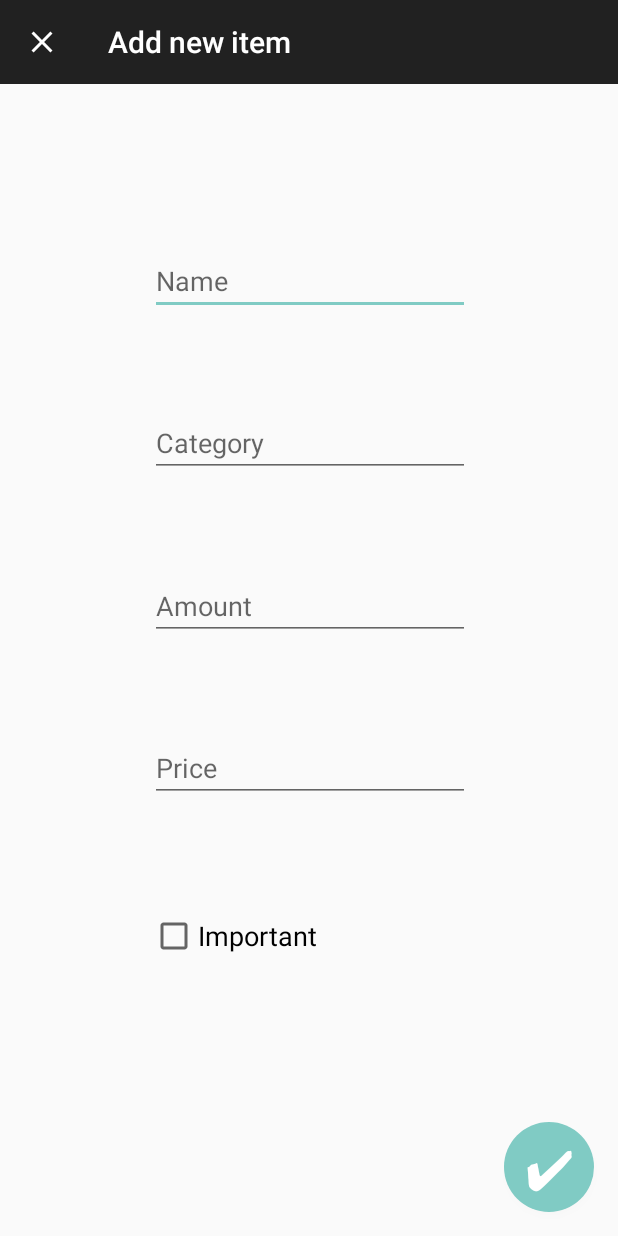
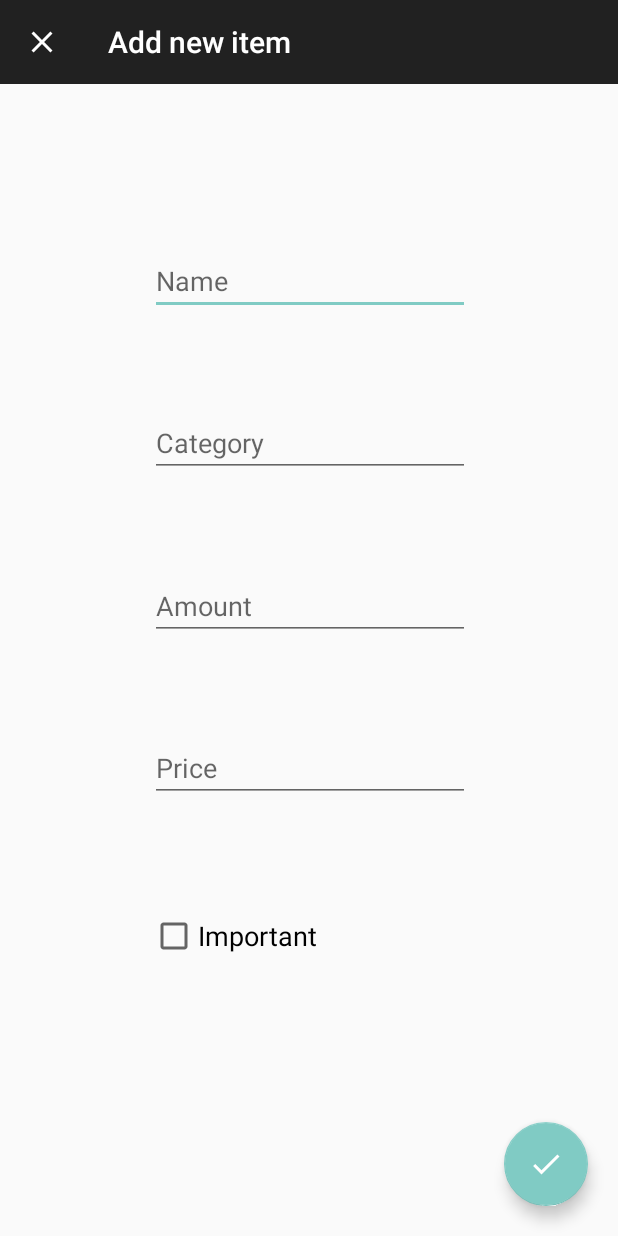
Before and after one commit to Heinenen/ShoppingListAndroid, an Android app: the AddItemActivity screen opened directly, with no data from a screen before it, on a phone screen of 412 x 824 dp. Run offline under Robolectric (Android 15) with nearby library versions, the phone set to English and light mode, and no system bars.

Commit message:
* fully implemented FloatingActionButtons

```diff
--- a/app/src/main/java/smg/shoppinglistapp/AddItemActivity.java
+++ b/app/src/main/java/smg/shoppinglistapp/AddItemActivity.java
@@ -2,11 +2,11 @@ package smg.shoppinglistapp;
 
 import android.content.Intent;
 import android.os.Bundle;
+import android.support.design.widget.FloatingActionButton;
 import android.support.v7.app.AppCompatActivity;
 import android.view.KeyEvent;
 import android.view.MenuItem;
 import android.view.View;
-import android.widget.Button;
 import android.widget.CheckBox;
 import android.widget.EditText;
 import android.widget.Toast;
@@ -41,7 +41,8 @@ public class AddItemActivity extends AppCompatActivity {
 
 
     public void addItem(){
-        Button addItem = findViewById(R.id.addItemBtn);
+        FloatingActionButton addItem = findViewById(R.id.addItemFAB);
+//        Button addItem = findViewById(R.id.addItemBtn);
         addItem.setOnClickListener(new View.OnClickListener() {
             @Override
             public void onClick(View v) {
--- a/app/src/main/java/smg/shoppinglistapp/AddShoppingListActivity.java
+++ b/app/src/main/java/smg/shoppinglistapp/AddShoppingListActivity.java
@@ -2,11 +2,11 @@ package smg.shoppinglistapp;
 
 import android.content.Intent;
 import android.os.Bundle;
+import android.support.design.widget.FloatingActionButton;
 import android.support.v4.app.NavUtils;
 import android.support.v7.app.AppCompatActivity;
 import android.view.KeyEvent;
 import android.view.View;
-import android.widget.Button;
 import android.widget.EditText;
 import android.widget.Toast;
 
@@ -35,7 +35,8 @@ public class AddShoppingListActivity extends AppCompatActivity {
 
 
     public void addShoppingList(){
-        Button addShoppingList = findViewById(R.id.addShoppingListBtn);
+        FloatingActionButton addShoppingList = findViewById(R.id.addShoppingListFAB);
+//        Button addShoppingList = findViewById(R.id.addShoppingListBtn);
         addShoppingList.setOnClickListener(new View.OnClickListener() {
             @Override
             public void onClick(View v) {
--- a/app/src/main/java/smg/shoppinglistapp/EditItemActivity.java
+++ b/app/src/main/java/smg/shoppinglistapp/EditItemActivity.java
@@ -3,12 +3,12 @@ package smg.shoppinglistapp;
 import android.content.Intent;
 import android.database.Cursor;
 import android.os.Bundle;
+import android.support.design.widget.FloatingActionButton;
 import android.support.v7.app.AppCompatActivity;
 import android.view.KeyEvent;
 import android.view.Menu;
 import android.view.MenuItem;
 import android.view.View;
-import android.widget.Button;
 import android.widget.CheckBox;
 import android.widget.EditText;
 import android.widget.Toast;
@@ -79,7 +79,8 @@ public class EditItemActivity extends AppCompatActivity {
     }
 
     public void editItem(){
-        Button editItem = findViewById(R.id.editItemBtn);
+//        Button editItem = findViewById(R.id.editItemBtn);
+        FloatingActionButton editItem = findViewById(R.id.editItemFAB);
         editItem.setOnClickListener(new View.OnClickListener() {
             @Override
             public void onClick(View v) {
--- a/app/src/main/java/smg/shoppinglistapp/EditShoppingListActivity.java
+++ b/app/src/main/java/smg/shoppinglistapp/EditShoppingListActivity.java
@@ -2,13 +2,13 @@ package smg.shoppinglistapp;
 
 import android.content.Intent;
 import android.os.Bundle;
+import android.support.design.widget.FloatingActionButton;
 import android.support.v4.app.NavUtils;
 import android.support.v7.app.AppCompatActivity;
 import android.view.KeyEvent;
 import android.view.Menu;
 import android.view.MenuItem;
 import android.view.View;
-import android.widget.Button;
 import android.widget.EditText;
 import android.widget.Toast;
 
@@ -53,7 +53,8 @@ public class EditShoppingListActivity extends AppCompatActivity {
     }
 
     public void editShoppingList(){
-        Button editShoppingList = findViewById(R.id.editShoppingListBtn);
+//        Button editShoppingList = findViewById(R.id.editShoppingListBtn);
+        FloatingActionButton editShoppingList = findViewById(R.id.editShoppingListFAB);
         editShoppingList.setOnClickListener(new View.OnClickListener() {
             @Override
             public void onClick(View v) {
--- /dev/null
+++ b/app/src/main/res/drawable/ic_check_white_24dp.xml
@@ -0,0 +1,5 @@
+<vector android:height="24dp" android:tint="#FFFFFF"
+    android:viewportHeight="24.0" android:viewportWidth="24.0"
+    android:width="24dp" xmlns:android="http://schemas.android.com/apk/res/android">
+    <path android:fillColor="#FF000000" android:pathData="M9,16.17L4.83,12l-1.42,1.41L9,19 21,7l-1.41,-1.41z"/>
+</vector>
--- a/app/src/main/res/layout/activity_add_item.xml
+++ b/app/src/main/res/layout/activity_add_item.xml
@@ -6,6 +6,7 @@
     android:layout_height="match_parent"
     tools:context=".AddItemActivity">
 
+    <!--
     <Button
         android:id="@+id/addItemBtn"
         android:layout_width="60dp"
@@ -23,6 +24,19 @@
         app:layout_constraintStart_toStartOf="parent"
         app:layout_constraintTop_toTopOf="parent"
         app:layout_constraintVertical_bias="1.0" />
+        -->
+
+    <android.support.design.widget.FloatingActionButton
+        android:id="@+id/addItemFAB"
+        android:layout_width="wrap_content"
+        android:layout_height="wrap_content"
+        android:layout_marginEnd="20dp"
+        android:layout_marginRight="20dp"
+        android:layout_marginBottom="20dp"
+        android:src="@drawable/ic_check_white_24dp"
+        app:backgroundTint="@color/colorAccent"
+        app:layout_constraintBottom_toBottomOf="parent"
+        app:layout_constraintEnd_toEndOf="parent" />
 
     <EditText
         android:id="@+id/addItemNameEditText"
```
Also changed, not shown: app/src/main/res/layout/activity_add_shopping_list.xml (+14 -0 lines), app/src/main/res/layout/activity_edit_item.xml (+13 -1 lines), app/src/main/res/layout/activity_edit_shopping_list.xml (+13 -1 lines).
